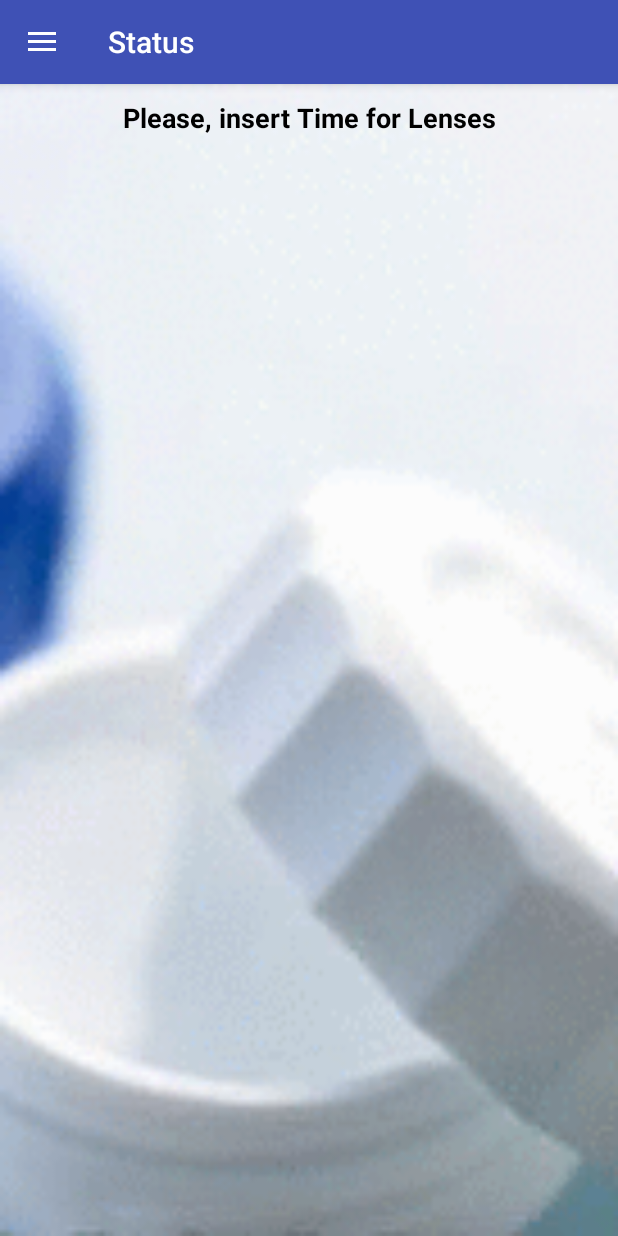
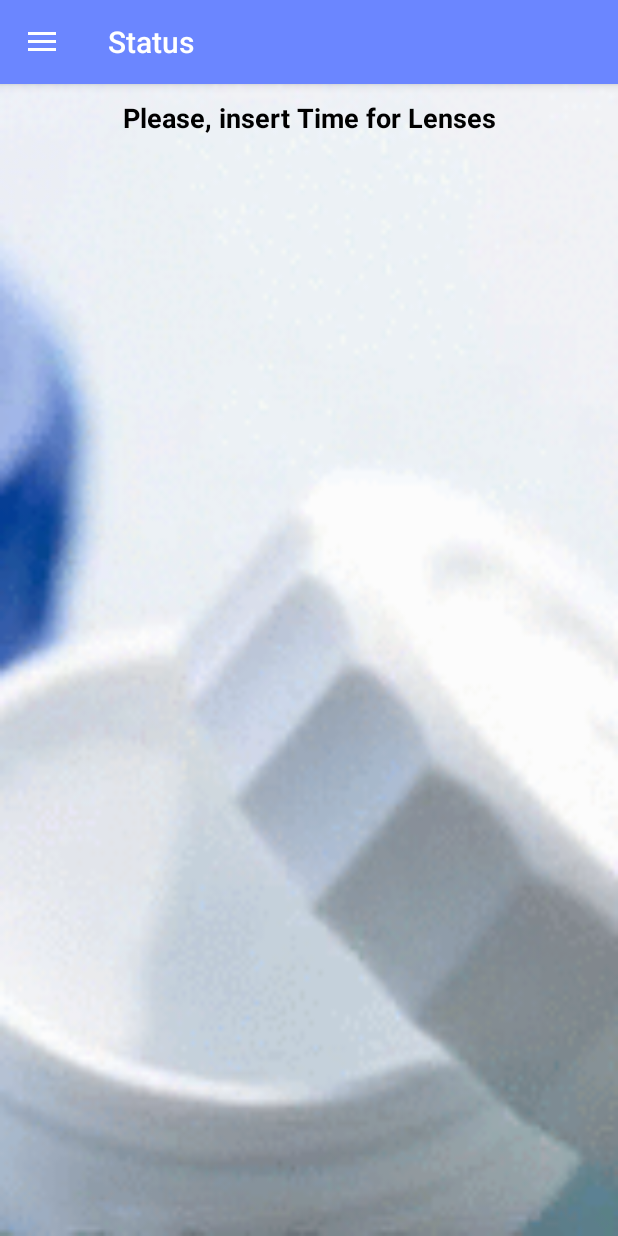
Before and after one commit to adrianoeo/MyLensesStudio, an Android app: the screen it shows after launch (MainActivity), after a tap on "Status of lenses", on a phone screen of 412 x 824 dp. Run offline under Robolectric (Android 15) with nearby library versions, the phone set to English and light mode, and no system bars; our stand-ins replace AdMob; 4 statements that could not run were skipped; 1 other tap on this screen came first.

Commit message:
20160104

```diff
--- a/app/build.gradle
+++ b/app/build.gradle
@@ -7,8 +7,8 @@ android {
         applicationId 'com.aeo.mylenses'
         minSdkVersion 16
         targetSdkVersion 23
-        versionCode 14
-        versionName '4.0'
+        versionCode 15
+        versionName '4.1'
     }
     buildTypes {
         release {
--- a/app/src/main/AndroidManifest.xml
+++ b/app/src/main/AndroidManifest.xml
@@ -8,13 +8,13 @@
     <uses-permission android:name="android.permission.RECEIVE_BOOT_COMPLETED" />
 
     <application
+        android:name=".util.AnalyticsApplication"
         android:allowBackup="true"
         android:backupAgent=".backup.MyBackupAgent"
         android:icon="@drawable/ic_launcher"
         android:label="@string/app_name"
         android:supportsRtl="true"
-        android:theme="@style/AppTheme"
-        android:name=".util.AnalyticsApplication">
+        android:theme="@style/AppTheme" >
         <activity
             android:name=".activity.MainActivity"
             android:configChanges="orientation"
--- a/app/src/main/java/com/aeo/mylenses/dao/TimeLensesDAO.java
+++ b/app/src/main/java/com/aeo/mylenses/dao/TimeLensesDAO.java
@@ -387,7 +387,7 @@ public class TimeLensesDAO {
     @SuppressLint("SimpleDateFormat")
     public void save(TimeLensesVO timeLensesVO) {
         TimeLensesDAO timeLensesDAO = TimeLensesDAO.getInstance(context);
-//		AlarmDAO alarmDAO = AlarmDAO.getInstance(context);
+		AlarmDAO alarmDAO = AlarmDAO.getInstance(context);
 //		LensesDataDAO lensesDataDAO = LensesDataDAO.getInstance(context);
 //
 //		// When units == 0, set currency date to lenses data
@@ -408,12 +408,12 @@ public class TimeLensesDAO {
             if (!timeLensesVO.equals(timeLensesDAO.getById(idLens))) {
                 if (timeLensesDAO.update(timeLensesVO)) {
 //					HistoryDAO.getInstance(context).insert();
-//					alarmDAO.setAlarm(idLens);
+					alarmDAO.setAlarm(idLens);
                 }
             }
         } else {
             if (timeLensesDAO.insert(timeLensesVO)) {
-//				alarmDAO.setAlarm(idLens);
+				alarmDAO.setAlarm(idLens);
 //				HistoryDAO.getInstance(context).insert();
             }
         }
--- a/app/src/main/res/values/colors.xml
+++ b/app/src/main/res/values/colors.xml
@@ -1,7 +1,10 @@
 <?xml version="1.0" encoding="utf-8"?>
 <resources>
-    <color name="colorPrimary">#3F51B5</color>
-    <color name="colorPrimaryDark">#303F9F</color>
+    <!--<color name="colorPrimary">#3F51B5</color>-->
+    <!--<color name="colorPrimaryDark">#303F9F</color>-->
+    <!--<color name="colorAccent">#FF4081</color>-->
+    <color name="colorPrimary">#6b86ff</color>
+    <color name="colorPrimaryDark">#637be6</color>
     <color name="colorAccent">#FF4081</color>
 
     <color name="blue">#0000FF</color>
```
Also changed, not shown: 1 other file.
